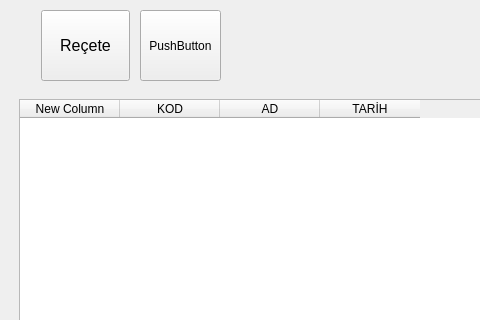
Old version of the form mainwindow.ui in the repository nerdogan/nenra; both pictures show x 0 to 480 and y 0 to 320 of the 800 by 600 pixel window.
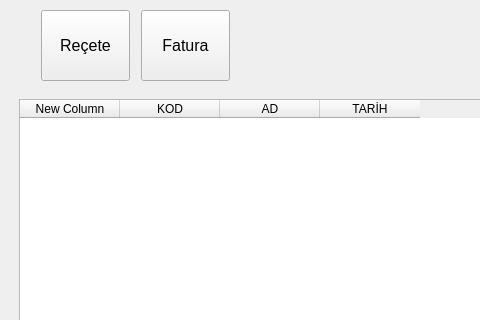
New version of the form.

Commit message:
Fatura Modülü eklendi
Fatura Modülü eklendi

Diff of the .ui file:
```diff
--- a/mainwindow.ui
+++ b/mainwindow.ui
@@ -96,7 +96,7 @@
      <rect>
       <x>140</x>
       <y>10</y>
-      <width>81</width>
+      <width>91</width>
       <height>71</height>
      </rect>
     </property>
@@ -109,8 +109,13 @@
          <height>89</height>
         </size>
        </property>
+       <property name="font">
+        <font>
+         <pointsize>12</pointsize>
+        </font>
+       </property>
        <property name="text">
-        <string>PushButton</string>
+        <string>Fatura</string>
        </property>
       </widget>
      </item>
```
The commit also changes 11 other files.
